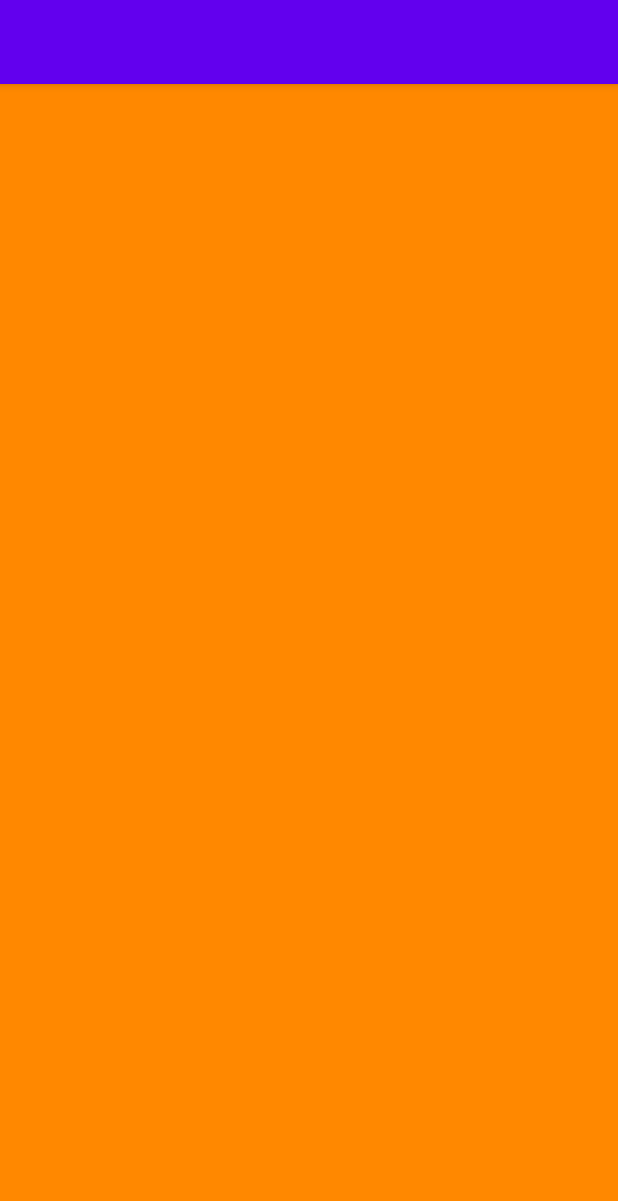
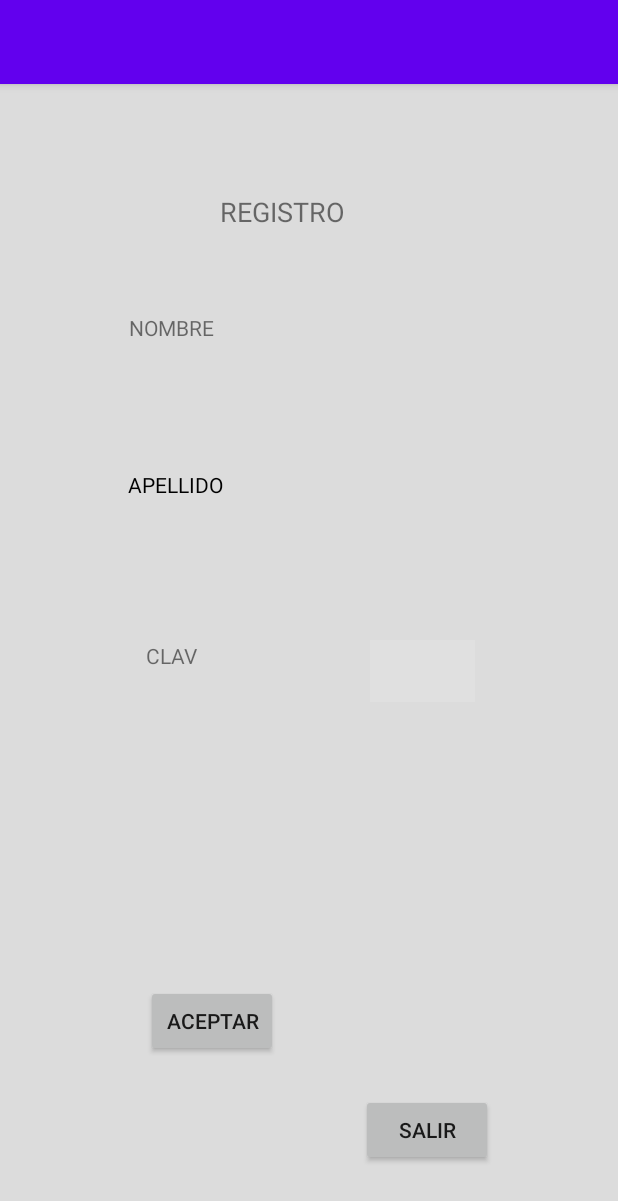
Before and after one commit to srisposi/Istic-Android-ejercicios, an Android app: the screen it shows after launch (MainActivity), on a phone screen of 412 x 824 dp. Shown: the top 1201 px of the screen. Run offline under Robolectric (Android 15) with nearby library versions, the phone set to English and light mode, and no system bars.

Commit message:
Arreglando Login y cambiando Pattern de Registro porque sino no se ejecutaba el apk

```diff
--- a/Login/app/src/main/res/layout/activity_main.xml
+++ b/Login/app/src/main/res/layout/activity_main.xml
@@ -12,12 +12,11 @@
         android:layout_width="68dp"
         android:layout_height="47dp"
         android:layout_marginTop="44dp"
-        android:layout_marginEnd="100dp"
         android:background="@android:color/background_light"
         app:layout_constraintBottom_toBottomOf="parent"
         app:layout_constraintEnd_toEndOf="parent"
-        app:layout_constraintHorizontal_bias="1.0"
-        app:layout_constraintStart_toEndOf="@+id/textView4"
+        app:layout_constraintHorizontal_bias="0.685"
+        app:layout_constraintStart_toStartOf="parent"
         app:layout_constraintTop_toTopOf="parent"
         app:layout_constraintVertical_bias="0.625" />
 
@@ -30,10 +29,10 @@
         android:background="@android:color/background_light"
         app:layout_constraintBottom_toBottomOf="parent"
         app:layout_constraintEnd_toEndOf="parent"
-        app:layout_constraintHorizontal_bias="1.0"
+        app:layout_constraintHorizontal_bias="0.913"
         app:layout_constraintStart_toEndOf="@+id/textView4"
         app:layout_constraintTop_toTopOf="parent"
-        app:layout_constraintVertical_bias="0.443" />
+        app:layout_constraintVertical_bias="0.461" />
 
     <TextView
         android:id="@+id/textView9"
@@ -93,8 +92,8 @@
         android:text="SALIR"
         app:layout_constraintBottom_toBottomOf="parent"
         app:layout_constraintEnd_toEndOf="parent"
-        app:layout_constraintHorizontal_bias="0.102"
-        app:layout_constraintStart_toEndOf="@+id/button"
+        app:layout_constraintHorizontal_bias="0.775"
+        app:layout_constraintStart_toStartOf="parent"
         app:layout_constraintTop_toTopOf="parent"
         app:layout_constraintVertical_bias="0.857" />
 
--- a/Registro/app/src/main/res/layout/activity_main.xml
+++ b/Registro/app/src/main/res/layout/activity_main.xml
@@ -4,13 +4,15 @@
     xmlns:tools="http://schemas.android.com/tools"
     android:layout_width="match_parent"
     android:layout_height="match_parent"
-    android:foreground="@android:color/holo_orange_dark"
+    android:foreground="?attr/colorControlHighlight"
     tools:context=".MainActivity">
 
     <TextView
         android:layout_width="wrap_content"
         android:layout_height="wrap_content"
         android:text="REGISTRO"
+        android:textAlignment="center"
+        android:textSize="18sp"
         app:layout_constraintBottom_toBottomOf="parent"
         app:layout_constraintHorizontal_bias="0.446"
         app:layout_constraintLeft_toLeftOf="parent"
@@ -20,31 +22,31 @@
 
     <TextView
         android:id="@+id/TextView"
-        android:layout_width="wrap_content"
-        android:layout_height="wrap_content"
+        android:layout_width="60dp"
+        android:layout_height="45dp"
         android:layout_marginStart="115dp"
-        android:layout_marginTop="157dp"
-        android:layout_marginEnd="153dp"
         android:layout_marginBottom="555dp"
         app:layout_constraintBottom_toBottomOf="parent"
         app:layout_constraintEnd_toEndOf="parent"
-        app:layout_constraintStart_toEndOf="@+id/textView4"
-        app:layout_constraintTop_toTopOf="parent" />
+        app:layout_constraintHorizontal_bias="0.555"
+        app:layout_constraintStart_toStartOf="parent"
+        app:layout_constraintTop_toTopOf="parent"
+        app:layout_constraintVertical_bias="1.0" />
 
     <TextView
         android:id="@+id/textView2"
-        android:layout_width="wrap_content"
-        android:layout_height="wrap_content"
+        android:layout_width="70dp"
+        android:layout_height="41dp"
         android:layout_marginStart="106dp"
-        android:layout_marginTop="356dp"
-        android:layout_marginEnd="154dp"
         android:layout_marginBottom="356dp"
         android:foreground="@android:color/background_light"
-        android:foregroundTint="@android:color/background_dark"
+        android:foregroundTint="@android:color/background_light"
         app:layout_constraintBottom_toBottomOf="parent"
         app:layout_constraintEnd_toEndOf="parent"
-        app:layout_constraintStart_toEndOf="@+id/textView6"
-        app:layout_constraintTop_toTopOf="parent" />
+        app:layout_constraintHorizontal_bias="0.595"
+        app:layout_constraintStart_toStartOf="parent"
+        app:layout_constraintTop_toTopOf="parent"
+        app:layout_constraintVertical_bias="1.0" />
 
     <Button
         android:id="@+id/button"
@@ -53,12 +55,14 @@
         android:layout_marginStart="240dp"
         android:layout_marginTop="221dp"
         android:layout_marginEnd="83dp"
-        android:layout_marginBottom="59dp"
         android:text="SALIR"
+        android:textCursorDrawable="@drawable/ic_launcher_foreground"
         app:layout_constraintBottom_toBottomOf="parent"
         app:layout_constraintEnd_toEndOf="parent"
+        app:layout_constraintHorizontal_bias="1.0"
         app:layout_constraintStart_toStartOf="parent"
-        app:layout_constraintTop_toBottomOf="@+id/textView2" />
+        app:layout_constraintTop_toTopOf="parent"
+        app:layout_constraintVertical_bias="0.906" />
 
     <Button
         android:id="@+id/button2"
@@ -66,70 +70,72 @@
         android:layout_height="wrap_content"
         android:layout_marginStart="97dp"
         android:layout_marginTop="122dp"
-        android:layout_marginEnd="226dp"
-        android:layout_marginBottom="178dp"
         android:text="ACEPTAR"
         app:layout_constraintBottom_toBottomOf="parent"
         app:layout_constraintEnd_toEndOf="parent"
+        app:layout_constraintHorizontal_bias="0.0"
         app:layout_constraintStart_toStartOf="parent"
-        app:layout_constraintTop_toBottomOf="@+id/textView6" />
+        app:layout_constraintTop_toTopOf="parent"
+        app:layout_constraintVertical_bias="0.8" />
 
     <TextView
         android:id="@+id/textView3"
-        android:layout_width="wrap_content"
-        android:layout_height="wrap_content"
+        android:layout_width="66dp"
+        android:layout_height="52dp"
         android:layout_marginStart="102dp"
         android:layout_marginTop="234dp"
-        android:layout_marginEnd="154dp"
         android:layout_marginBottom="479dp"
+        android:backgroundTint="@android:color/background_light"
         app:layout_constraintBottom_toBottomOf="parent"
         app:layout_constraintEnd_toEndOf="parent"
-        app:layout_constraintStart_toEndOf="@+id/textView5"
-        app:layout_constraintTop_toTopOf="parent" />
+        app:layout_constraintHorizontal_bias="0.592"
+        app:layout_constraintStart_toStartOf="parent"
+        app:layout_constraintTop_toTopOf="parent"
+        app:layout_constraintVertical_bias="0.0" />
 
     <TextView
         android:id="@+id/textView4"
         android:layout_width="wrap_content"
         android:layout_height="wrap_content"
         android:layout_marginStart="83dp"
-        android:layout_marginTop="197dp"
         android:layout_marginEnd="269dp"
         android:layout_marginBottom="48dp"
         android:text="NOMBRE"
-        app:layout_constraintBottom_toTopOf="@+id/textView5"
+        app:layout_constraintBottom_toBottomOf="parent"
         app:layout_constraintEnd_toEndOf="parent"
-        app:layout_constraintHorizontal_bias="0.0"
+        app:layout_constraintHorizontal_bias="1.0"
         app:layout_constraintStart_toStartOf="parent"
-        app:layout_constraintTop_toTopOf="parent" />
+        app:layout_constraintTop_toTopOf="parent"
+        app:layout_constraintVertical_bias="0.218" />
 
     <TextView
         android:id="@+id/textView5"
-        android:layout_width="wrap_content"
-        android:layout_height="wrap_content"
-        android:layout_marginStart="92dp"
+        android:layout_width="69dp"
+        android:layout_height="24dp"
         android:layout_marginTop="48dp"
         android:layout_marginEnd="106dp"
-        android:layout_marginBottom="65dp"
         android:text="APELLIDO"
-        app:layout_constraintBottom_toTopOf="@+id/textView6"
-        app:layout_constraintEnd_toStartOf="@+id/textView3"
-        app:layout_constraintHorizontal_bias="0.0"
+        android:textColor="@android:color/background_dark"
+        app:layout_constraintBottom_toBottomOf="parent"
+        app:layout_constraintEnd_toEndOf="parent"
+        app:layout_constraintHorizontal_bias="0.36"
         app:layout_constraintStart_toStartOf="parent"
-        app:layout_constraintTop_toBottomOf="@+id/textView4" />
+        app:layout_constraintTop_toTopOf="parent"
+        app:layout_constraintVertical_bias="0.301" />
 
     <TextView
         android:id="@+id/textView6"
-        android:layout_width="wrap_content"
-        android:layout_height="wrap_content"
+        android:layout_width="42dp"
+        android:layout_height="21dp"
         android:layout_marginStart="92dp"
         android:layout_marginTop="71dp"
         android:layout_marginEnd="260dp"
-        android:layout_marginBottom="90dp"
         android:text="CLAVE"
-        app:layout_constraintBottom_toTopOf="@+id/button2"
+        app:layout_constraintBottom_toBottomOf="parent"
         app:layout_constraintEnd_toEndOf="parent"
-        app:layout_constraintHorizontal_bias="0.0"
+        app:layout_constraintHorizontal_bias="0.294"
         app:layout_constraintStart_toStartOf="parent"
-        app:layout_constraintTop_toBottomOf="@+id/textView5" />
+        app:layout_constraintTop_toTopOf="parent"
+        app:layout_constraintVertical_bias="0.444" />
 
 </android.support.constraint.ConstraintLayout>
```
Also changed, not shown: 4 other files.
